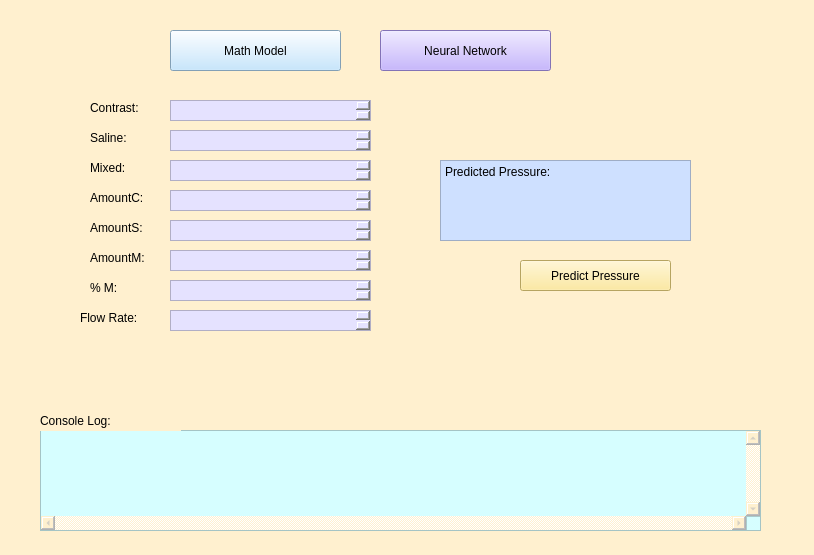
sapereir/BMEDesign, file gui/bmeGUI.ui: the form before one commit.
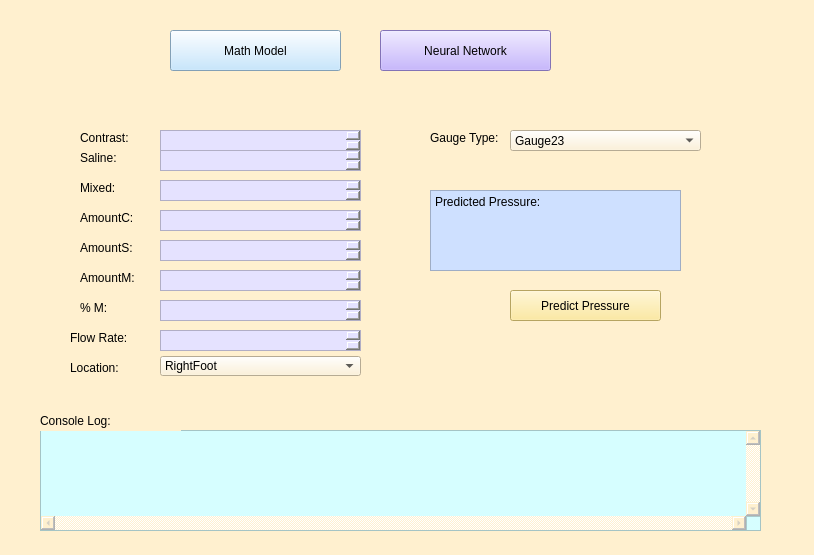
The form after the commit.

The edit to the form file:
```diff
--- a/gui/bmeGUI.ui
+++ b/gui/bmeGUI.ui
@@ -105,16 +105,14 @@
       <height>261</height>
      </rect>
     </property>
-    <widget class="QWidget" name="page_3"/>
-    <widget class="QWidget" name="page_4"/>
-   </widget>
+    <widget class="QWidget" name="page_3">
    <widget class="QStackedWidget" name="stackedWidget">
     <property name="geometry">
      <rect>
-      <x>30</x>
-      <y>90</y>
+        <x>0</x>
+        <y>0</y>
       <width>741</width>
-      <height>301</height>
+        <height>271</height>
      </rect>
     </property>
     <property name="styleSheet">
@@ -154,7 +152,7 @@
       <property name="geometry">
        <rect>
         <x>140</x>
-        <y>40</y>
+          <y>30</y>
         <width>201</width>
         <height>21</height>
        </rect>
@@ -167,7 +165,7 @@
       <property name="geometry">
        <rect>
         <x>60</x>
-        <y>40</y>
+          <y>30</y>
         <width>60</width>
         <height>16</height>
        </rect>
@@ -180,7 +178,7 @@
       <property name="geometry">
        <rect>
         <x>60</x>
-        <y>70</y>
+          <y>60</y>
         <width>60</width>
         <height>16</height>
        </rect>
@@ -193,7 +191,7 @@
       <property name="geometry">
        <rect>
         <x>60</x>
-        <y>100</y>
+          <y>90</y>
         <width>60</width>
         <height>16</height>
        </rect>
@@ -206,7 +204,7 @@
       <property name="geometry">
        <rect>
         <x>140</x>
-        <y>70</y>
+          <y>60</y>
         <width>201</width>
         <height>21</height>
        </rect>
@@ -219,7 +217,7 @@
       <property name="geometry">
        <rect>
         <x>140</x>
-        <y>100</y>
+          <y>90</y>
         <width>201</width>
         <height>21</height>
        </rect>
@@ -232,7 +230,7 @@
       <property name="geometry">
        <rect>
         <x>140</x>
-        <y>130</y>
+          <y>120</y>
         <width>201</width>
         <height>21</height>
        </rect>
@@ -245,7 +243,7 @@
       <property name="geometry">
        <rect>
         <x>60</x>
-        <y>160</y>
+          <y>150</y>
         <width>60</width>
         <height>16</height>
        </rect>
@@ -258,7 +256,7 @@
       <property name="geometry">
        <rect>
         <x>60</x>
-        <y>130</y>
+          <y>120</y>
         <width>60</width>
         <height>16</height>
        </rect>
@@ -271,7 +269,7 @@
       <property name="geometry">
        <rect>
         <x>140</x>
-        <y>160</y>
+          <y>150</y>
         <width>201</width>
         <height>21</height>
        </rect>
@@ -284,7 +282,7 @@
       <property name="geometry">
        <rect>
         <x>140</x>
-        <y>190</y>
+          <y>180</y>
         <width>201</width>
         <height>21</height>
        </rect>
@@ -297,7 +295,7 @@
       <property name="geometry">
        <rect>
         <x>60</x>
-        <y>190</y>
+          <y>180</y>
         <width>60</width>
         <height>16</height>
        </rect>
@@ -326,7 +324,7 @@
       <property name="geometry">
        <rect>
         <x>50</x>
-        <y>220</y>
+          <y>210</y>
         <width>60</width>
         <height>16</height>
        </rect>
@@ -339,7 +337,7 @@
       <property name="geometry">
        <rect>
         <x>140</x>
-        <y>220</y>
+          <y>210</y>
         <width>201</width>
         <height>21</height>
        </rect>
@@ -367,6 +365,132 @@
        <string>Predict Pressure</string>
       </property>
      </widget>
+       <widget class="QLabel" name="label_11">
+        <property name="geometry">
+         <rect>
+          <x>50</x>
+          <y>240</y>
+          <width>60</width>
+          <height>16</height>
+         </rect>
+        </property>
+        <property name="text">
+         <string>Location:</string>
+        </property>
+       </widget>
+       <widget class="QLabel" name="label_12">
+        <property name="geometry">
+         <rect>
+          <x>410</x>
+          <y>10</y>
+          <width>81</width>
+          <height>16</height>
+         </rect>
+        </property>
+        <property name="text">
+         <string>Gauge Type:</string>
+        </property>
+       </widget>
+       <widget class="QComboBox" name="gaugeType">
+        <property name="geometry">
+         <rect>
+          <x>490</x>
+          <y>10</y>
+          <width>191</width>
+          <height>21</height>
+         </rect>
+        </property>
+        <item>
+         <property name="text">
+          <string>Gauge23</string>
+         </property>
+        </item>
+        <item>
+         <property name="text">
+          <string>Gauge18</string>
+         </property>
+        </item>
+        <item>
+         <property name="text">
+          <string>Gauge16</string>
+         </property>
+        </item>
+        <item>
+         <property name="text">
+          <string>Gauge20</string>
+         </property>
+        </item>
+        <item>
+         <property name="text">
+          <string>Gauge24</string>
+         </property>
+        </item>
+        <item>
+         <property name="text">
+          <string>Gauge22</string>
+         </property>
+        </item>
+       </widget>
+       <widget class="QComboBox" name="comboBox">
+        <property name="geometry">
+         <rect>
+          <x>140</x>
+          <y>236</y>
+          <width>201</width>
+          <height>20</height>
+         </rect>
+        </property>
+        <item>
+         <property name="text">
+          <string>RightFoot</string>
+         </property>
+        </item>
+        <item>
+         <property name="text">
+          <string>LeftAntecubital</string>
+         </property>
+        </item>
+        <item>
+         <property name="text">
+          <string>RightWrist</string>
+         </property>
+        </item>
+        <item>
+         <property name="text">
+          <string>RightHand</string>
+         </property>
+        </item>
+        <item>
+         <property name="text">
+          <string>LeftForearm</string>
+         </property>
+        </item>
+        <item>
+         <property name="text">
+          <string>LeftHand</string>
+         </property>
+        </item>
+        <item>
+         <property name="text">
+          <string>RightAntecubital</string>
+         </property>
+        </item>
+        <item>
+         <property name="text">
+          <string>LeftFoot</string>
+         </property>
+        </item>
+        <item>
+         <property name="text">
+          <string>LeftWrist</string>
+         </property>
+        </item>
+        <item>
+         <property name="text">
+          <string>RightForearm</string>
+         </property>
+        </item>
+       </widget>
     </widget>
     <widget class="QWidget" name="page_2">
      <widget class="QGraphicsView" name="lineGraphView">
@@ -469,6 +593,9 @@
       </property>
      </widget>
     </widget>
+     </widget>
+    </widget>
+    <widget class="QWidget" name="page_4"/>
    </widget>
   </widget>
   <widget class="QStatusBar" name="statusbar"/>
```
Lines whose indentation alone changed are shown as unchanged.
